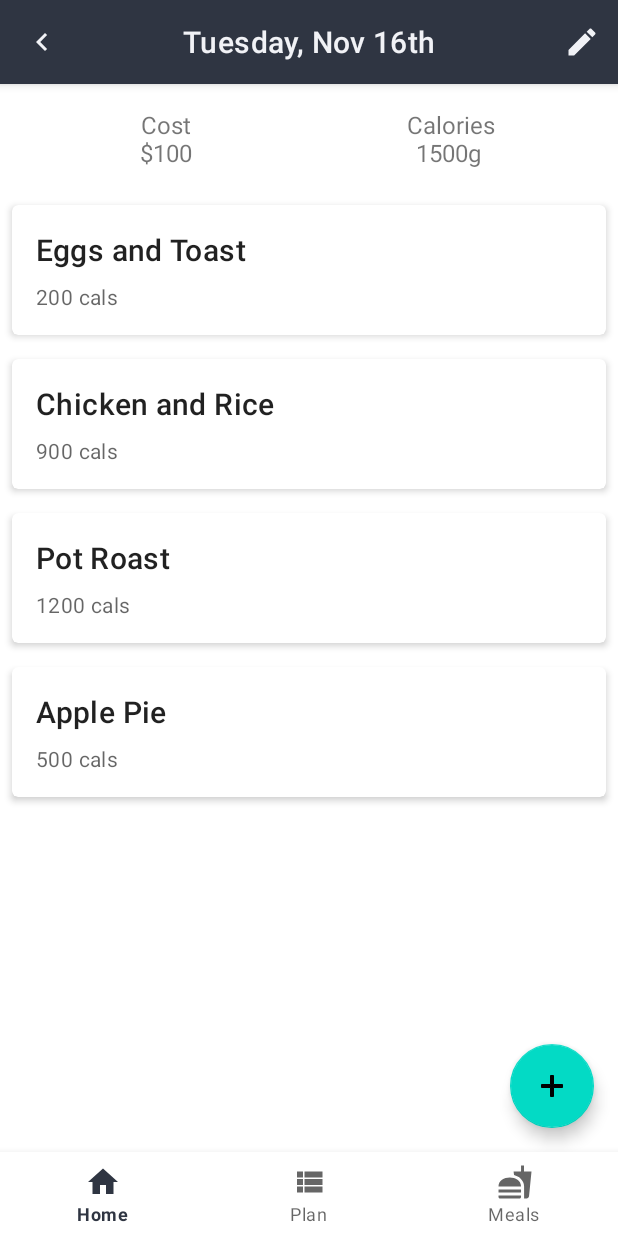
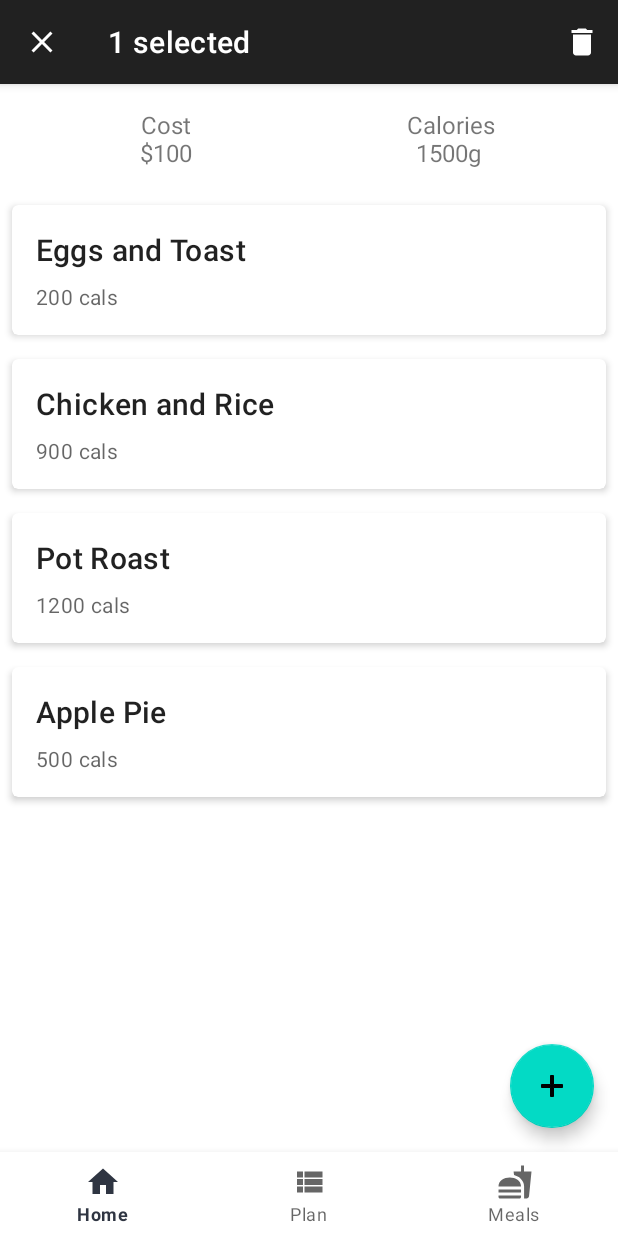
Before and after one commit to mycrazycurls/CS3714FoodManager, an Android app: the DayFragment screen opened through its navigation route, after a tap on "Edit", on a phone screen of 412 x 824 dp. Run offline under Robolectric (Android 15) with nearby library versions, the phone set to English and light mode, and no system bars; our stand-ins replace navigation-ui.

Commit message:
Contextual action bar front end implementation for only DayFragment

```diff
--- a/app/src/main/java/com/example/foodieplanner/DayFragment.kt
+++ b/app/src/main/java/com/example/foodieplanner/DayFragment.kt
@@ -1,14 +1,9 @@
 package com.example.foodieplanner
 
 import android.os.Bundle
+import android.view.*
 import androidx.fragment.app.Fragment
-import android.view.LayoutInflater
-import android.view.TextureView
-import android.view.View
-import android.view.ViewGroup
-import android.widget.LinearLayout
 import android.widget.TextView
-import androidx.navigation.fragment.findNavController
 import androidx.recyclerview.widget.RecyclerView
 import com.example.foodieplanner.databinding.FragmentDayBinding
 
@@ -35,6 +30,30 @@ class DayFragment : Fragment() {
         // Inflate the layout for this fragment
         binding = FragmentDayBinding.inflate(layoutInflater)
 
+        val callback = object : ActionMode.Callback {
+            override fun onCreateActionMode(mode: ActionMode?, menu: Menu?): Boolean {
+                activity?.menuInflater?.inflate(R.menu.contextual_action_bar, menu)
+                return true
+            }
+
+            override fun onPrepareActionMode(mode: ActionMode?, menu: Menu?): Boolean {
+                return false
+            }
+
+            override fun onActionItemClicked(mode: ActionMode?, item: MenuItem?): Boolean {
+                return when (item?.itemId) {
+                    R.id.delete -> {
+                        // Handle delete icon press
+                        true
+                    }
+                    else -> false
+                }
+            }
+
+            override fun onDestroyActionMode(mode: ActionMode?) {
+            }
+        }
+
         val adapter = MealCardAdapter()
         binding.dayMealRecyclerView.adapter = adapter
 
@@ -44,6 +63,8 @@ class DayFragment : Fragment() {
         binding.dayTopBar.setOnMenuItemClickListener { menuItem ->
             when(menuItem.itemId) {
                 R.id.day_toolbar_edit -> {
+                    val actionMode = activity?.startActionMode(callback)
+                    actionMode?.title = "1 selected"
                     true
                 }
                 else -> false
@@ -62,13 +83,10 @@ class DayFragment : Fragment() {
          * Use this factory method to create a new instance of
          * this fragment using the provided parameters.
          *
-         * @param param1 Parameter 1.
-         * @param param2 Parameter 2.
          * @return A new instance of fragment DayFragment.
          */
-        // TODO: Rename and change types and number of parameters
         @JvmStatic
-        fun newInstance(param1: String, param2: String) =
+        fun newInstance() =
             DayFragment().apply {
                 arguments = Bundle().apply {
                 }
--- a/app/src/main/java/com/example/foodieplanner/PlannerFragment.kt
+++ b/app/src/main/java/com/example/foodieplanner/PlannerFragment.kt
@@ -163,11 +163,6 @@ class PlannerFragment : Fragment() {
     }
 
 
-
-
-
-
-
     companion object {
         /**
          * Use this factory method to create a new instance of
--- /dev/null
+++ b/app/src/main/res/drawable/ic_close.xml
@@ -0,0 +1,10 @@
+<vector xmlns:android="http://schemas.android.com/apk/res/android"
+    android:width="24dp"
+    android:height="24dp"
+    android:viewportWidth="24"
+    android:viewportHeight="24"
+    android:tint="?attr/colorControlNormal">
+  <path
+      android:fillColor="@android:color/white"
+      android:pathData="M19,6.41L17.59,5 12,10.59 6.41,5 5,6.41 10.59,12 5,17.59 6.41,19 12,13.41 17.59,19 19,17.59 13.41,12z"/>
+</vector>
--- /dev/null
+++ b/app/src/main/res/drawable/ic_delete.xml
@@ -0,0 +1,10 @@
+<vector xmlns:android="http://schemas.android.com/apk/res/android"
+    android:width="24dp"
+    android:height="24dp"
+    android:viewportWidth="24"
+    android:viewportHeight="24"
+    android:tint="?attr/colorControlNormal">
+  <path
+      android:fillColor="@android:color/white"
+      android:pathData="M6,19c0,1.1 0.9,2 2,2h8c1.1,0 2,-0.9 2,-2V7H6v12zM19,4h-3.5l-1,-1h-5l-1,1H5v2h14V4z"/>
+</vector>
--- /dev/null
+++ b/app/src/main/res/menu/contextual_action_bar.xml
@@ -0,0 +1,12 @@
+<?xml version="1.0" encoding="utf-8"?>
+<menu xmlns:android="http://schemas.android.com/apk/res/android"
+    xmlns:app="http://schemas.android.com/apk/res-auto">
+
+    <item
+        android:id="@+id/delete"
+        android:icon="@drawable/ic_delete"
+        android:title="Delete"
+        android:contentDescription=""
+        app:showAsAction="ifRoom" />
+
+</menu>
--- /dev/null
+++ b/app/src/main/res/values/styles.xml
@@ -0,0 +1,8 @@
+<?xml version="1.0" encoding="utf-8"?>
+<resources>
+    <style name="Widget.App.ActionMode" parent="Widget.AppCompat.ActionMode">
+        <item name="titleTextStyle">?attr/textAppearanceHeadline6</item>
+        <item name="subtitleTextStyle">?attr/textAppearanceSubtitle1</item>
+        <item name="background">@color/material_grey_900</item>
+    </style>
+</resources>
--- a/app/src/main/res/values/themes.xml
+++ b/app/src/main/res/values/themes.xml
@@ -12,5 +12,12 @@
         <!-- Status bar color. -->
         <item name="android:statusBarColor" tools:targetApi="l">?attr/colorPrimaryVariant</item>
         <!-- Customize your theme here. -->
+
+
+        <!-- Contextual Action Bar Themes-->
+        <item name="windowActionModeOverlay">true</item>
+        <item name="actionModeStyle">@style/Widget.App.ActionMode</item>
+        <item name="actionModeCloseDrawable">@drawable/ic_close</item>
+        <item name="actionBarTheme">@style/ThemeOverlay.MaterialComponents.Dark.ActionBar</item>
     </style>
 </resources>
```
